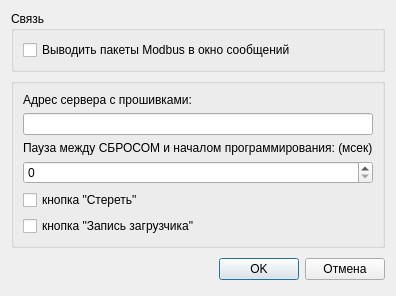
Above: src/mmpm/ui/optdialog.ui from alex-krutikov/MkStudio before the change. Below: the same form after it.
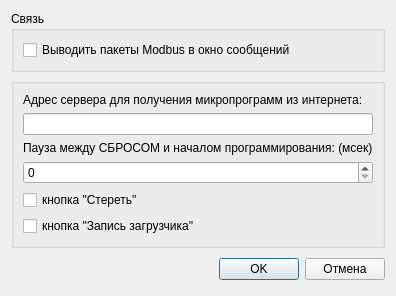
That is the form after the change.

Commit message: MMpM: Исправлен GUI при прошивке из интернета.

Patch:
```diff
--- a/src/mmpm/ui/optdialog.ui
+++ b/src/mmpm/ui/optdialog.ui
@@ -69,7 +69,7 @@
       <item>
        <widget class="QLabel" name="label">
         <property name="text">
-         <string>Адрес сервера с прошивками:</string>
+         <string>Адрес сервера для получения микропрограмм из интернета:</string>
         </property>
        </widget>
       </item>
```
Left out of the diff: 3 changed lines with no effect on the pictures. The commit also changes 4 other files.
